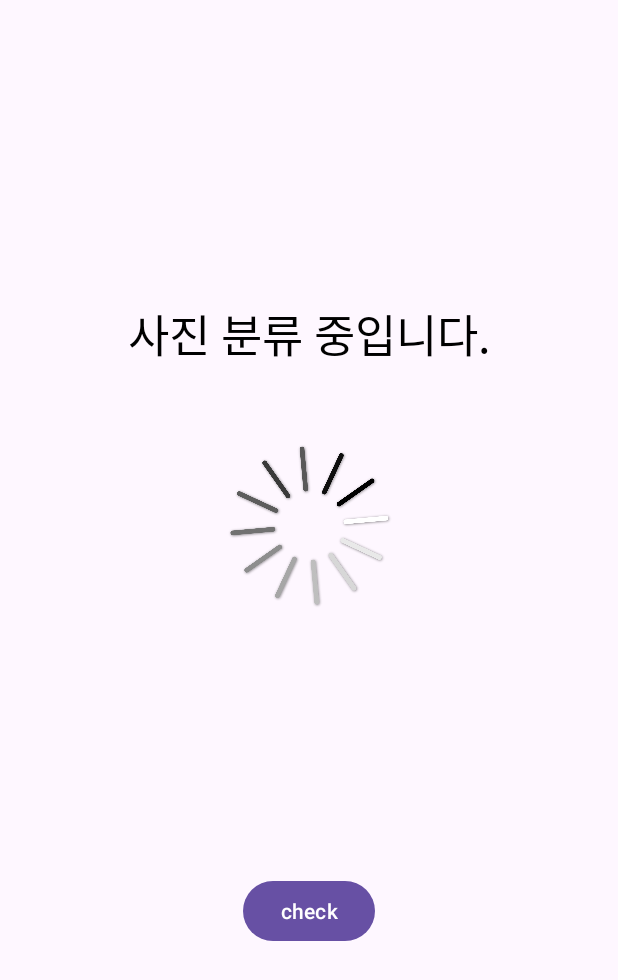
After one commit to Jeongsunga/Image-Classification-Application, an Android app: the LoadingScreen screen opened directly, with no data from a screen before it, on a phone screen of 412 x 824 dp. The commit adds this screen. Shown: the top 980 px of the screen. Run offline under Robolectric (Android 15) with nearby library versions, the phone set to English and light mode, and no system bars.

Commit message:
기간 라디오 버튼 얼추 완성(?)하고 로딩화면, 다이얼로그 띄우기, 화면 이동 등 작은 부분들 완성

```diff
--- a/app/src/main/AndroidManifest.xml
+++ b/app/src/main/AndroidManifest.xml
@@ -15,9 +15,11 @@
         android:theme="@style/Theme.Picutre"
         tools:targetApi="31">
         <activity
+            android:name=".LoadingScreen"
+            android:exported="false" />
+        <activity
             android:name=".DateFilter"
             android:exported="false" />
-
         <activity
             android:name=".inAppGallery"
             android:exported="false" />
--- /dev/null
+++ b/app/src/main/java/com/example/picutre/LoadingScreen.java
@@ -0,0 +1,80 @@
+package com.example.picutre;
+
+import android.content.DialogInterface;
+import android.content.Intent;
+import android.os.Bundle;
+import android.view.View;
+import android.widget.Button;
+import android.widget.Toast;
+
+import androidx.activity.EdgeToEdge;
+import androidx.appcompat.app.AlertDialog;
+import androidx.appcompat.app.AppCompatActivity;
+import androidx.core.app.ActivityCompat;
+import androidx.core.graphics.Insets;
+import androidx.core.view.ViewCompat;
+import androidx.core.view.WindowInsetsCompat;
+
+
+
+public class LoadingScreen extends AppCompatActivity {
+
+    private Button btn_next, btn_test;
+
+
+
+    @Override
+    protected void onCreate(Bundle savedInstanceState) {
+        super.onCreate(savedInstanceState);
+        EdgeToEdge.enable(this);
+        setContentView(R.layout.activity_loading_screen);
+
+        btn_next = findViewById(R.id.btn_next);
+        btn_test = findViewById(R.id.btn_test);
+
+        btn_test.setOnClickListener(new View.OnClickListener() {
+            @Override
+            public void onClick(View v) {
+                btn_test.setVisibility(View.INVISIBLE);
+                btn_next.setVisibility(View.VISIBLE);
+                //Toast.makeText(LoadingScreen.this, "분류 완료되었습니다.", Toast.LENGTH_LONG).show();
+                showDialogAutomatically(); // 다이얼로그 자동으로 띄우는 메소드
+            }
+        });
+
+
+
+        ViewCompat.setOnApplyWindowInsetsListener(findViewById(R.id.main), (v, insets) -> {
+            Insets systemBars = insets.getInsets(WindowInsetsCompat.Type.systemBars());
+            v.setPadding(systemBars.left, systemBars.top, systemBars.right, systemBars.bottom);
+            return insets;
+        });
+    }
+
+    private void showDialogAutomatically() {
+        AlertDialog.Builder builder = new AlertDialog.Builder(LoadingScreen.this);
+        //builder.setTitle("권한 허");
+        builder.setMessage("분류가 완료되었습니다.\n분류 결과를 확인하시겠습니까?");
+        builder.setIcon(R.mipmap.ic_launcher);
+        builder.setCancelable(false); // 뒤로가기 버튼으로 다이얼로그 종료 못함
+        builder.setPositiveButton("네", new DialogInterface.OnClickListener() {
+            @Override
+            public void onClick(DialogInterface dialog, int which) {
+                dialog.dismiss();
+                Intent intent = new Intent(LoadingScreen.this, inAppGallery.class);
+                startActivity(intent);
+            }
+        });
+        builder.setNegativeButton("아니요", new DialogInterface.OnClickListener() {
+            @Override
+            public void onClick(DialogInterface dialog, int which) {
+                dialog.dismiss();
+                Intent intent = new Intent(LoadingScreen.this, MainActivity.class);
+                startActivity(intent);
+            }
+        });
+        AlertDialog dialog = builder.create();
+        builder.show();
+    }
+
+}
--- /dev/null
+++ b/app/src/main/res/layout/activity_loading_screen.xml
@@ -0,0 +1,45 @@
+<?xml version="1.0" encoding="utf-8"?>
+<LinearLayout xmlns:android="http://schemas.android.com/apk/res/android"
+    xmlns:app="http://schemas.android.com/apk/res-auto"
+    xmlns:tools="http://schemas.android.com/tools"
+    android:id="@+id/main"
+    android:layout_width="match_parent"
+    android:layout_height="match_parent"
+    tools:context=".LoadingScreen"
+    android:orientation="vertical">
+
+    <TextView
+        android:layout_width="match_parent"
+        android:layout_height="wrap_content"
+        android:gravity="center"
+        android:text="사진 분류 중입니다."
+        android:textColor="#000000"
+        android:textSize="30sp"
+        android:layout_marginTop="200dp"/>
+
+    <ImageView
+        android:layout_width="130dp"
+        android:layout_height="130dp"
+        android:src="@drawable/loading"
+        android:layout_gravity="center"
+        android:layout_marginTop="40dp"/>
+
+
+    <Button
+        android:id="@+id/btn_next"
+        android:layout_width="wrap_content"
+        android:layout_height="wrap_content"
+        android:visibility="invisible"
+        android:text="완료"
+        android:layout_gravity="center"
+        android:layout_marginTop = "100dp"/>
+    <Button
+        android:id="@+id/btn_test"
+        android:layout_width="wrap_content"
+        android:layout_height="wrap_content"
+        android:visibility="visible"
+        android:text="check"
+        android:layout_gravity="center"
+        android:layout_marginTop = "20dp"/>
+
+</LinearLayout>
```
Also changed, not shown: app/src/main/java/com/example/picutre/DateFilter.java (+120 -23 lines), app/src/main/java/com/example/picutre/GalleryList.java (+6 -9 lines), app/src/main/java/com/example/picutre/inAppGallery.java (+8 -0 lines), app/src/main/java/com/example/picutre/MainActivity.java (line endings or trailing spaces), app/src/main/res/drawable/loading.gif (deleted), app/src/main/res/drawable/loading.png (added).
